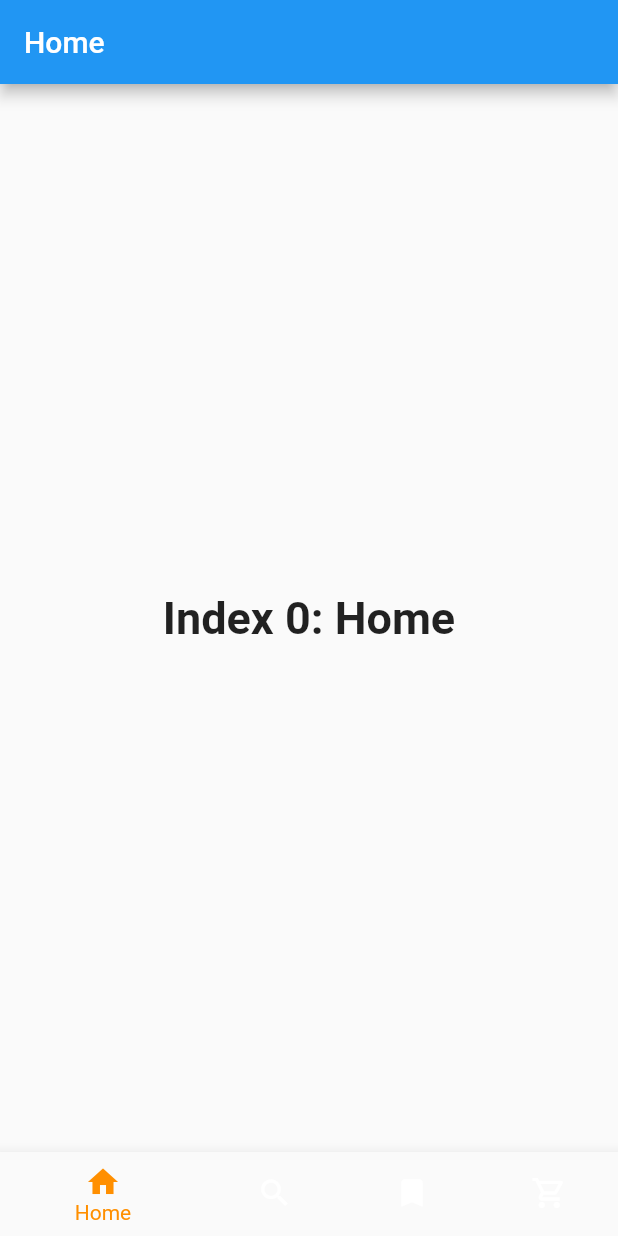
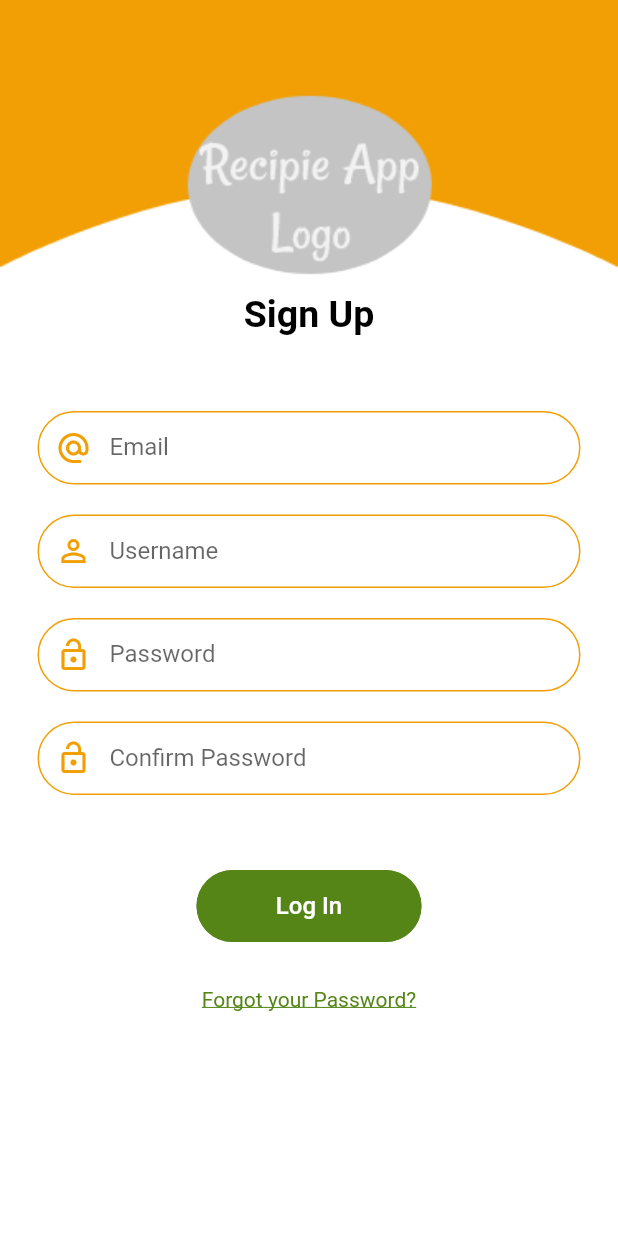
Before and after one commit to shahrukhktk/Recipe-Flutter-App-UI, a Flutter app: the SignUpOptionScreen screen opened directly, after a tap on "Sign Up with Email", on a phone screen of 412 x 824 dp. Run offline on Flutter 3.47's test engine with Material 2 defaults, Android fonts, the phone set to English and light mode, and no system bars.

Commit message:
INIT COMMIT 1. Auth Main Screen Done 2. Login Page Done 3. Signup option page done 4. Sign up with email page done

```diff
--- a/lib/AppAssets/custom_textfield.dart
+++ b/lib/AppAssets/custom_textfield.dart
@@ -38,6 +38,43 @@ class EmailTxt extends StatelessWidget {
   }
 }
 
+class UsernameTxt extends StatelessWidget {
+
+  final String text;
+  UsernameTxt({this.text});
+
+  @override
+  Widget build(BuildContext context) {
+
+    final usernameTxtfld = TextFormField(
+        keyboardType: TextInputType.emailAddress,
+        decoration: InputDecoration(
+          hoverColor: AppColors.themecolor,
+          focusColor: AppColors.themecolor,
+          labelText: text,
+          contentPadding: EdgeInsets.fromLTRB(20.0, 15.0, 20.0, 15.0),
+          prefixIcon: Icon(Icons.person_outline, color: AppColors.themecolor,),
+          fillColor: AppColors.themecolor,
+          focusedBorder: OutlineInputBorder(
+            borderRadius: BorderRadius.circular(25.0),
+            borderSide: BorderSide(
+              color: AppColors.themecolor,
+            ),
+          ),
+          enabledBorder: OutlineInputBorder(
+            borderRadius: BorderRadius.circular(25.0),
+            borderSide: BorderSide(
+              color: AppColors.themecolor,
+              width: 1.0,
+            ),
+          ),
+        )
+    );
+
+    return usernameTxtfld;
+  }
+}
+
 class PasswordTxt extends StatelessWidget {
 
   final String text;
--- a/lib/Authentication/getstarted.dart
+++ b/lib/Authentication/getstarted.dart
@@ -1,7 +1,7 @@
 import 'package:flutter/material.dart';
 import 'package:recipe/AppAssets/app_assets.dart';
 import 'package:recipe/Authentication/login.dart';
-import 'package:recipe/Authentication/signupwithscreen.dart';
+import 'package:recipe/Authentication/signupoptionscreen.dart';
 
 class MainAuthScreen extends StatelessWidget {
 
--- /dev/null
+++ b/lib/Authentication/signup.dart
@@ -0,0 +1,114 @@
+import 'package:flutter/cupertino.dart';
+import 'package:flutter/material.dart';
+import 'package:recipe/AppAssets/app_assets.dart';
+import 'package:recipe/AppAssets/custom_textfield.dart';
+import 'package:recipe/MainScreens/bottomnav.dart';
+
+class SignupScreen extends StatelessWidget {
+
+  @override
+  Widget build(BuildContext context) {
+    return MaterialApp(
+      debugShowCheckedModeBanner: false,
+
+      home: Container(
+        decoration: BoxDecoration(
+          image: DecorationImage(
+            image: AssetImage('images/background2.png'), fit: BoxFit.fill,
+          ),
+        ),
+        child: SignupEmailScreen(),
+      ),
+    );
+  }
+}
+
+class SignupEmailScreen extends StatefulWidget {
+  @override
+  _SignupEmailScreenState createState() => _SignupEmailScreenState();
+}
+
+class _SignupEmailScreenState extends State<SignupEmailScreen> {
+  @override
+  Widget build(BuildContext context) {
+    return Scaffold(
+      backgroundColor: Colors.transparent,
+      body: ListView(
+        padding: EdgeInsets.all(15),
+        children: [
+
+          SizedBox(height: 180,),
+
+          Center(
+            child: Text('Sign Up', style: TextStyle(
+              fontFamily: 'Roboto', color: Colors.black, fontSize: 25, fontWeight: FontWeight.bold
+            ),),
+          ),
+
+          Padding(
+            padding: const EdgeInsets.only(top: 50.0, left: 10, right: 10,),
+            child: EmailTxt(text: 'Email', ),
+          ),
+
+          Padding(
+            padding: const EdgeInsets.only(top: 20.0, left: 10, right: 10,),
+            child: UsernameTxt(text: 'Username', ),
+          ),
+
+          Padding(
+            padding: const EdgeInsets.only(top: 20.0, left: 10, right: 10,),
+            child: PasswordTxt(text: 'Password', ),
+          ),
+
+          Padding(
+            padding: const EdgeInsets.only(top: 20.0, left: 10, right: 10,),
+            child: PasswordTxt(text: 'Confirm Password', ),
+          ),
+
+          Padding(
+            padding: const EdgeInsets.only(top: 50.0, right: 20, left: 20),
+            child: Center(
+              child: FlatButton(
+                height: 48,
+                minWidth: 150,
+                shape: RoundedRectangleBorder(
+                    borderRadius: BorderRadius.circular(25.0),
+                    side: BorderSide(color: AppColors.accentcolor)),
+                color: AppColors.accentcolor,
+                textColor: Colors.white,
+                padding: EdgeInsets.all(8.0),
+                onPressed: () {
+                  Navigator.push(context,
+                    MaterialPageRoute(builder: (context) => HomeScreen()),); // It should navigate to Home Screen
+                },
+                child: Text(
+                  "Log In",
+                  style: TextStyle(
+                      fontSize: 16.0, fontFamily: 'Roboto'
+                  ),
+                ),
+              ),
+            ),
+          ),
+
+          Padding(
+            padding: const EdgeInsets.only(top: 30.0),
+            child: Center(
+              child: GestureDetector(
+                onTap: ()
+                {
+                  Navigator.push(context,
+                    MaterialPageRoute(builder: (context) => HomeScreen()),); //It should navigate to forgot password screen
+                },
+                child: Text('Forgot your Password?', style: TextStyle(
+                    fontFamily: 'Roboto', color: AppColors.accentcolor, fontSize: 14, fontWeight: FontWeight.normal, decoration: TextDecoration.underline
+                ),),
+              ),
+            ),
+          ),
+
+        ],
+      ),
+    );
+  }
+}
--- a/lib/Authentication/signupwithscreen.dart
+++ b/lib/Authentication/signupoptionscreen.dart
@@ -2,6 +2,7 @@ import 'package:flutter/cupertino.dart';
 import 'package:flutter/material.dart';
 import 'package:recipe/AppAssets/app_assets.dart';
 import 'package:recipe/AppAssets/custom_textfield.dart';
+import 'package:recipe/Authentication/signup.dart';
 import 'package:recipe/MainScreens/bottomnav.dart';
 
 class SignUpOptionPage extends StatelessWidget {
@@ -60,7 +61,7 @@ class _SignUpOptionScreenState extends State<SignUpOptionScreen> {
                 padding: EdgeInsets.all(8.0),
                 onPressed: () {
                   Navigator.push(context,
-                    MaterialPageRoute(builder: (context) => HomeScreen()),); // It should navigate to Home Screen
+                    MaterialPageRoute(builder: (context) => SignupScreen()),); // It should navigate to Home Screen
                 },
                 child: Row(
                   mainAxisAlignment: MainAxisAlignment.center,
```
